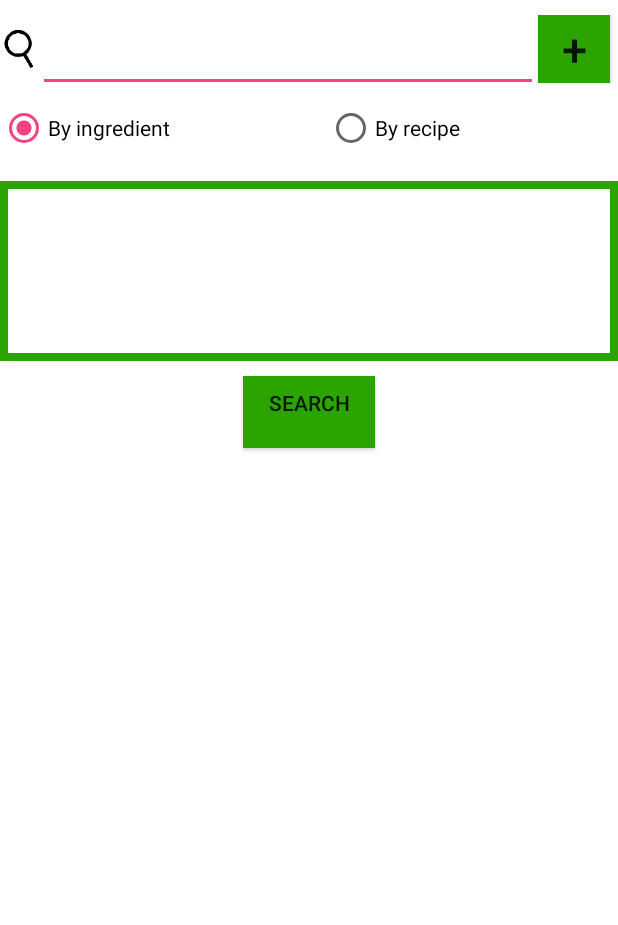
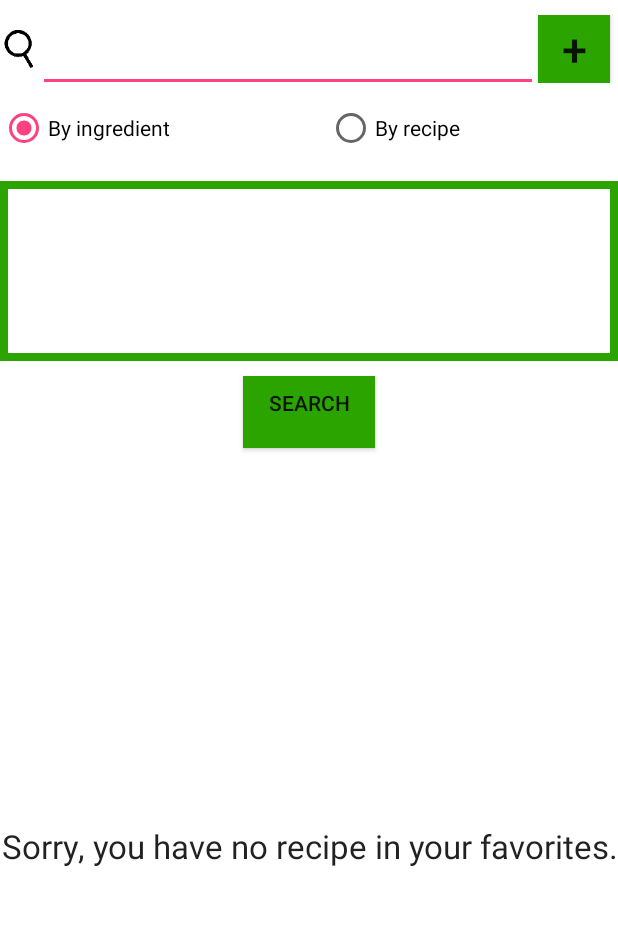
Before and after one commit to vakando/whatsinyourfridge, an Android app: the fragment Favorites placed in its activity, on a phone screen of 412 x 824 dp, the part 197-1122 px from its top. Run offline under Robolectric (Android 15) with nearby library versions, the phone set to English and light mode, and no system bars; our stand-ins replace Picasso; pictures from the network do not load.

Commit message:
Modification de favorite (Tout s'affiche bien)

```diff
--- a/app/src/main/java/com/example/canmorpro/whatsinyourfridge3/IngredientSearch.java
+++ b/app/src/main/java/com/example/canmorpro/whatsinyourfridge3/IngredientSearch.java
@@ -57,7 +57,7 @@ public class IngredientSearch {
 
         for(int i=0; i<RecipeIdList.size(); i++){
             // set the recipe table
-            dbh.setRecettes(Integer.parseInt(RecipeIdList.get(i)), RecipeNameList.get(i), Integer.parseInt(NumberOfIngredientsList.get(i)), PhotoUrlList.get(i), 0, "", 1, 0);
+            dbh.setRecettes(Integer.parseInt(RecipeIdList.get(i)), RecipeNameList.get(i), Integer.parseInt(NumberOfIngredientsList.get(i)), PhotoUrlList.get(i), 1, "", 1, 0);
         }
 
         getIngredients(RecipeIdList); // chercher les ingredients a partir de recipeID
@@ -90,7 +90,7 @@ public class IngredientSearch {
             for(int j=0; j<IngredientIdList.size(); j++){
                 // set the Ingredients table and link table
                 dbh.setIngredients(Integer.parseInt(IngredientIdList.get(j)), IngredientNameList.get(j), 0, 0);
-                dbh.setLinkRecetteIng(Integer.parseInt(recipeId), Integer.parseInt(IngredientIdList.get(j)), 0);
+                dbh.setLinkRecipeIngredients(j,Integer.parseInt(recipeId), Integer.parseInt(IngredientIdList.get(j)), 0);
             }
             for(int k=0; k<PreparationDescriptionList.size() ; k++ ){
 
--- a/app/src/main/java/com/example/canmorpro/whatsinyourfridge3/RecipeSearch.java
+++ b/app/src/main/java/com/example/canmorpro/whatsinyourfridge3/RecipeSearch.java
@@ -58,7 +58,7 @@ public class RecipeSearch {
         dbh.clearPreparationTable();
 
         for(int i=0; i<RecipeIdList.size(); i++){
-            dbh.setRecettes(Integer.parseInt(RecipeIdList.get(i)), RecipeNameList.get(i), Integer.parseInt(NumberOfIngredientsList.get(i)), PhotoUrlList.get(i), 0, "", 1, 0);
+            dbh.setRecettes(Integer.parseInt(RecipeIdList.get(i)), RecipeNameList.get(i), Integer.parseInt(NumberOfIngredientsList.get(i)), PhotoUrlList.get(i), 1, "", 1, 0);
         }
 
         getIngredients(obj1.getRecipeID()); // chercher les ingredients a partir de recipeID
@@ -89,7 +89,7 @@ public class RecipeSearch {
             for(int j=0; j<IngredientIdList.size(); j++){
                 // set the Ingredients table and link table
                 dbh.setIngredients(Integer.parseInt(IngredientIdList.get(j)), IngredientNameList.get(j), 0, 0);
-                dbh.setLinkRecetteIng(Integer.parseInt(recipeId), Integer.parseInt(IngredientIdList.get(j)), 0);
+                dbh.setLinkRecipeIngredients(j,Integer.parseInt(recipeId), Integer.parseInt(IngredientIdList.get(j)), 0);
             }
             for(int k=0; k<PreparationDescriptionList.size() ; k++ ){
 
--- a/app/src/main/java/com/example/views/Favorites.java
+++ b/app/src/main/java/com/example/views/Favorites.java
@@ -29,7 +29,7 @@ public class Favorites extends Fragment {
     }
 
     ListView listView;
-    Cursor curs= null;
+    Cursor curs;
     MyCursorAdapter adapter;
     DBHelper dbh = new DBHelper(getContext());
 
@@ -38,18 +38,70 @@ public class Favorites extends Fragment {
     @Override
     public View onCreateView(LayoutInflater inflater, ViewGroup container, Bundle savedInstanceState) {
 
-        View rootView = inflater.inflate(R.layout.favorites, container, false);
-        listView= (ListView)rootView.findViewById(R.id.fovoriteListView);
+/*
+        //Test insertion dans la table recette
+        dbh.deleteAllFromTable();
 
+
+        dbh.setRecettes(1, "Recette1", 1, "PhotoUrl1", 1, "date1", 0, 0);
+        dbh.setRecettes(2, "Recette2", 2, "PhotoUrl1", 1, "date1", 0, 0);
+        dbh.setRecettes(3, "Recette3", 3, "PhotoUrl1", 1, "date1", 0, 0);
+        dbh.setRecettes(4, "Recette4", 4, "PhotoUrl1", 1, "date1", 0, 0);
+        dbh.setRecettes(5, "Recette5", 5, "PhotoUrl1", 1, "date1", 0, 0);
+        dbh.setRecettes(6, "Recette6", 6, "PhotoUrl1", 1, "date1", 0, 0);
+        dbh.setRecettes(7, "Recette7", 7, "PhotoUrl1", 1, "date1", 0, 0);
+        dbh.setRecettes(8, "Recette8", 8, "PhotoUrl1", 1, "date1", 0, 0);
+        dbh.setRecettes(9, "Recette9", 9, "PhotoUrl1", 1, "date1", 0, 0);
+        dbh.setRecettes(10, "Recette10", 1, "PhotoUrl1", 1, "date1", 0, 0);
+        dbh.setRecettes(11, "Recette11", 1, "PhotoUrl1", 1, "date1", 0, 0);
+        dbh.setRecettes(12, "Recette12", 1, "PhotoUrl1", 0, "date1", 0, 0);
+
+        dbh.setLinkRecipeIngredients(1, 1, 1, 0);
+        dbh.setLinkRecipeIngredients(2, 2, 3, 0);
+        dbh.setLinkRecipeIngredients(3, 3, 3, 0);
+        dbh.setLinkRecipeIngredients(4, 4, 4, 0);
+        dbh.setLinkRecipeIngredients(5, 5, 1, 0);
+        dbh.setLinkRecipeIngredients(6, 6, 3, 0);
+        dbh.setLinkRecipeIngredients(7, 7, 3, 0);
+        dbh.setLinkRecipeIngredients(8, 8, 4, 0);
+        dbh.setLinkRecipeIngredients(9, 9, 1, 0);
+        dbh.setLinkRecipeIngredients(10, 10, 3, 0);
+        dbh.setLinkRecipeIngredients(11, 11, 3, 0);
+        dbh.setLinkRecipeIngredients(12, 12, 4, 0);
+
+        dbh.setLinkRecipeIngredients(13, 1, 3, 0);
+        dbh.setLinkRecipeIngredients(14, 2, 4, 0);
+
+        dbh.setLinkRecipeIngredients(15, 1, 8, 0);
+        dbh.setLinkRecipeIngredients(16, 2, 9, 0);
+
+        dbh.setLinkRecipeIngredients(17, 1, 10, 0);
+        dbh.setLinkRecipeIngredients(18,2,11,0);
+
+*/
         curs = dbh.getFavorites();
-        adapter = new MyCursorAdapter(getContext(),curs,0);
-        listView.setAdapter(adapter);
 
-        return rootView;
+        if(curs.getCount()!=0) {
+
+            View rootView = inflater.inflate(R.layout.favorites, container, false);
+            listView = (ListView) rootView.findViewById(R.id.fovoriteListView);
+
+            adapter = new MyCursorAdapter(getContext(), curs, 0);
+            listView.setAdapter(adapter);
+
+            return rootView;
+        }
+
+        else {
+            View rootView = inflater.inflate(R.layout.nofavorites, container, false);
+
+            return rootView;
+        }
     }
 
 
     public class MyCursorAdapter extends CursorAdapter {
+
         public MyCursorAdapter(Context context, Cursor cursor, int flags) {
             super(context, cursor, 0);
         }
@@ -71,30 +123,31 @@ public class Favorites extends Fragment {
                 TextView textVueIngrediants = (TextView) view.findViewById(R.id.recipe_ingredient_line);
                 ImageView imageView = (ImageView) view.findViewById(R.id.recipe_image_line);
                 ImageButton imageButton = (ImageButton) view.findViewById(R.id.fav_line);
-            if(cursor!=null){
+
                 // Extract properties from cursor
                 String title = cursor.getString(cursor.getColumnIndexOrThrow(DBHelper.KEY_R_NAME));
+                //String fav = cursor.getString(cursor.getColumnIndexOrThrow(DBHelper.KEY_R_FAV));
 
                 int IdRecipe = cursor.getInt(cursor.getColumnIndexOrThrow(DBHelper.KEY_R_ID));
-                //Cursor c = dbh.getIngredientsNamesByRecipeId(IdRecipe);
-                //int n = 0;
-                //String[] noms = new String[3];
-                //c.moveToFirst();
-                //while (!c.isAfterLast() && n < 3) {
-                    //noms[n] = c.getString(c.getColumnIndexOrThrow(DBHelper.KEY_I_NAME));
-                    //c.moveToNext();
-                    //n++;
-                //}
+                Cursor c = dbh.getIngredientsNamesByRecipeId(IdRecipe);
+                int n = 0;
+                String noms="";
+                c.moveToFirst();
+                while (!c.isAfterLast() && n < 3) {
+                    noms = noms +  c.getString(c.getColumnIndexOrThrow(DBHelper.KEY_I_NAME)) + " ";
+                    c.moveToNext();
+                    if(n==2) noms= noms + "...";
+                    n++;
+                }
                 String url = cursor.getString(cursor.getColumnIndexOrThrow(DBHelper.KEY_R_URL));
 
                 // Populate fields with extracted properties
-                imageButton.setImageResource(R.mipmap.fav_0);
+                imageButton.setImageResource(R.mipmap.fav_2);
                 textVueTitre.setText(title);
-                //textVueIngrediants.setText(noms[0] + noms[1] + noms[2] + "...");
-                textVueIngrediants.setText(url + " ...");
-                //Picasso.with(getContext()).load(url).into(imageView);
-//                imageView.setImageResource(R.drawable.menu_exemple);
-            }
+                textVueIngrediants.setText(noms);
+                //textVueIngrediants.setText(url + " ...");
+                Picasso.with(getContext()).load(url).into(imageView);
+                //imageView.setImageResource(R.drawable.menu_exemple);
         }
     }
 }
--- /dev/null
+++ b/app/src/main/res/layout/nofavorites.xml
@@ -0,0 +1,16 @@
+<?xml version="1.0" encoding="utf-8"?>
+<RelativeLayout xmlns:android="http://schemas.android.com/apk/res/android"
+    android:orientation="vertical" android:layout_width="match_parent"
+    android:layout_height="300dp">
+
+    <TextView
+        android:layout_width="wrap_content"
+        android:layout_height="wrap_content"
+        android:textAppearance="?android:attr/textAppearanceLarge"
+        android:text="Sorry, you have no recipe in your favorites."
+        android:id="@+id/textView7"
+        android:layout_marginBottom="74dp"
+        android:layout_alignParentBottom="true"
+        android:layout_centerHorizontal="true"
+        android:gravity="center" />
+</RelativeLayout>
```
Also changed, not shown: app/src/main/java/com/example/canmorpro/whatsinyourfridge3/DBHelper.java (+25 -2 lines).
